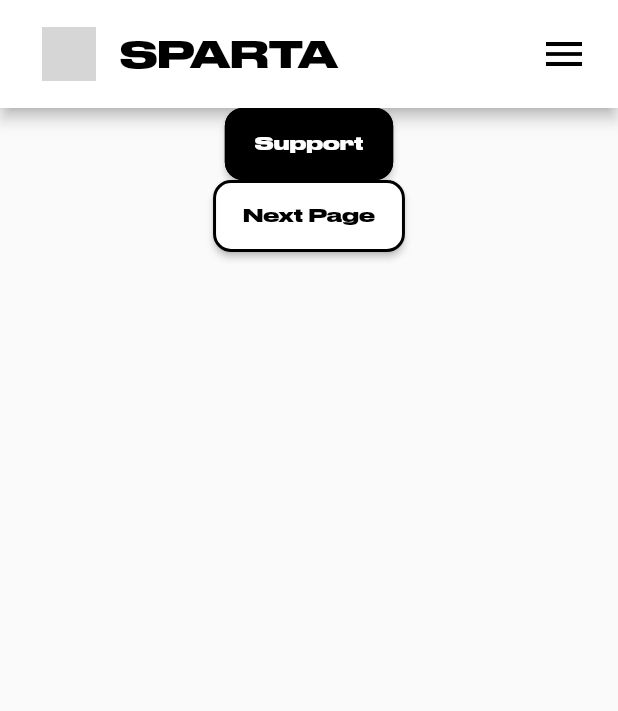
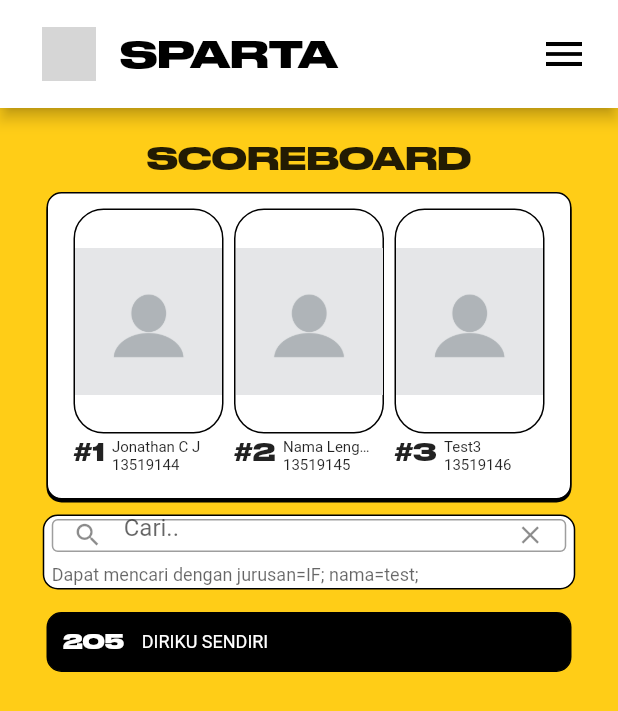
Before and after one commit to PLBU/SPARTA-Web-Dev-Frontend, a Flutter app: the screen it shows after launch, after a tap on the "menu" icon, after a tap on "scoreboard", on a phone screen of 412 x 824 dp. Shown: the top 711 px of the screen. Run offline on Flutter 3.47's test engine with Material 2 defaults, Android fonts, the phone set to English and light mode, and no system bars; grey boxes are pictures that could not be loaded.

Commit message:
add scoreboard page, masi nunggu model user

```diff
--- a/lib/main.dart
+++ b/lib/main.dart
@@ -1,6 +1,7 @@
 import 'package:flutter/material.dart';
 import 'package:sparta/pages/home/home.dart';
 import 'package:sparta/pages/auth/auth.dart';
+import 'package:sparta/pages/scoreboard/scoreboard_page.dart';
 import 'package:sparta/widgets/my_navigation_bar.dart';
 import 'package:sparta/widgets/my_drawer.dart';
 import 'package:sparta/utils/ui_utils.dart';
@@ -24,7 +25,7 @@ class MyApp extends StatelessWidget {
             pageBuilder: (_, __, ___) => BasePage((settings.name == '/')
                 ? HomePage()
                 : (settings.name == '/scoreboard')
-                    ? HomePage()
+                    ? ScoreboardPage()
                     : (settings.name == '/upload-tugas')
                         ? HomePage()
                         : (settings.name == '/gallery')
--- /dev/null
+++ b/lib/pages/scoreboard/scoreboard_page.dart
@@ -0,0 +1,79 @@
+import 'package:flutter/material.dart';
+import 'package:sparta/utils/ui_utils.dart';
+import 'package:sparta/models/user.dart';
+import 'package:sparta/pages/scoreboard/views/top_three.dart';
+import 'package:sparta/pages/scoreboard/views/search_bar.dart';
+import 'package:sparta/pages/scoreboard/views/scoreboard_row.dart';
+import 'package:sparta/pages/scoreboard/views/scoreboard.dart';
+import 'package:sparta/widgets/my_title.dart';
+
+class ScoreboardPage extends StatelessWidget {
+  const ScoreboardPage();
+
+  @override
+  Widget build(BuildContext context) {
+    DeviceType deviceType = UIUtils.getDeviceType(context);
+    double space = (deviceType == DeviceType.mobile)
+        ? 10
+        : (deviceType == DeviceType.tablet)
+            ? 20
+            : 40;
+    const backgroundColor = Color(0xFFFFCD17);
+
+    return GestureDetector(
+      onTap: () {
+        FocusScope.of(context).requestFocus(new FocusNode());
+      },
+      child: Container(
+        color: backgroundColor,
+        child: ListView(
+          children: [
+            Column(
+              crossAxisAlignment: CrossAxisAlignment.center,
+              children: [
+                SizedBox(height: space * 2),
+                MyTitle(text: "SCOREBOARD"),
+                SizedBox(height: space),
+                TopThree(
+                  User(
+                    name: "Jonathan C J",
+                    nim: "13519144",
+                    photo: Image.asset(
+                      'assets/images/blank_profile.jpg',
+                    ),
+                  ),
+                  User(
+                    name: "Nama Lengkap Banget Dong gila",
+                    nim: "13519145",
+                    photo: Image.asset(
+                      'assets/images/blank_profile.jpg',
+                    ),
+                  ),
+                  User(
+                    name: "Test3",
+                    nim: "13519146",
+                    photo: Image.asset(
+                      'assets/images/blank_profile.jpg',
+                    ),
+                  ),
+                ),
+                SizedBox(height: space),
+                MySearchBar(),
+                SizedBox(height: 10),
+                ScoreboardRow(
+                  id: "205",
+                  text: "13519144 Jonathan C J",
+                  bgColor: Colors.green,
+                  self: true,
+                ),
+                SizedBox(height: 10),
+                //Scoreboard(),
+                SizedBox(height: 50),
+              ],
+            ),
+          ],
+        ),
+      ),
+    );
+  }
+}
```
